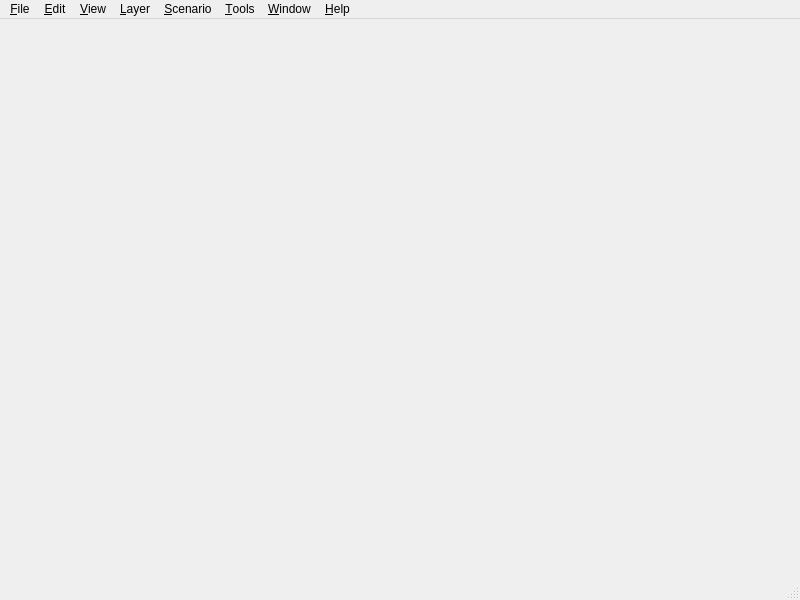
Before: the Qt Designer form ChkForge/mainwindow.ui in heinermann/ChkForge, drawn with Qt 5.
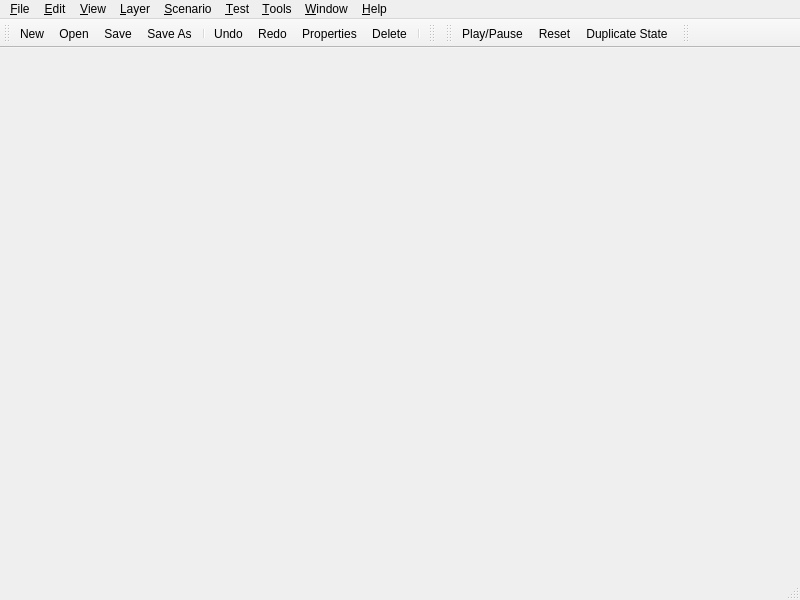
After: the same form once the commit is applied. Icons and pictures are not drawn.

Commit message: Fixed minimap dialog, added more layouts and toolbar

```diff
--- a/ChkForge/mainwindow.ui
+++ b/ChkForge/mainwindow.ui
@@ -13,6 +13,24 @@
   <property name="windowTitle">
    <string>MainWindow</string>
   </property>
+  <property name="styleSheet">
+   <string notr="true">QSplitter::handle:horizontal {
+    width: 3px;
+}
+
+QSplitter::handle:vertical {
+    height: 3px;
+}
+
+QSplitter::handle {
+    background-color: palette(window);
+}
+
+#centralwidget {
+    background-color: palette(window);
+}
+</string>
+  </property>
   <property name="dockOptions">
    <set>QMainWindow::AllowTabbedDocks</set>
   </property>
@@ -148,16 +166,83 @@
     </property>
     <addaction name="action_About"/>
    </widget>
+   <widget class="QMenu" name="menu_Debug">
+    <property name="title">
+     <string>&amp;Test</string>
+    </property>
+    <addaction name="action_Play"/>
+    <addaction name="action_Reset"/>
+    <addaction name="separator"/>
+    <addaction name="action_Duplicate_State"/>
+   </widget>
    <addaction name="menu_File"/>
    <addaction name="menu_Edit"/>
    <addaction name="menu_View"/>
    <addaction name="menu_Layer"/>
    <addaction name="menu_Scenario"/>
+   <addaction name="menu_Debug"/>
    <addaction name="menu_Tools"/>
    <addaction name="menu_Window"/>
    <addaction name="menu_Help"/>
   </widget>
   <widget class="QStatusBar" name="statusbar"/>
+  <widget class="QToolBar" name="file_toolbar">
+   <property name="windowTitle">
+    <string>toolBar</string>
+   </property>
+   <attribute name="toolBarArea">
+    <enum>TopToolBarArea</enum>
+   </attribute>
+   <attribute name="toolBarBreak">
+    <bool>false</bool>
+   </attribute>
+   <addaction name="action_New"/>
+   <addaction name="action_Open"/>
+   <addaction name="action_Save"/>
+   <addaction name="actionSave_As"/>
+   <addaction name="separator"/>
+   <addaction name="action_Undo"/>
+   <addaction name="action_Redo"/>
+   <addaction name="action_Properties"/>
+   <addaction name="action_Delete"/>
+   <addaction name="separator"/>
+  </widget>
+  <widget class="QToolBar" name="layer_toolbar">
+   <property name="windowTitle">
+    <string>toolBar_2</string>
+   </property>
+   <attribute name="toolBarArea">
+    <enum>TopToolBarArea</enum>
+   </attribute>
+   <attribute name="toolBarBreak">
+    <bool>false</bool>
+   </attribute>
+  </widget>
+  <widget class="QToolBar" name="test_toolbar">
+   <property name="windowTitle">
+    <string>toolBar</string>
+   </property>
+   <attribute name="toolBarArea">
+    <enum>TopToolBarArea</enum>
+   </attribute>
+   <attribute name="toolBarBreak">
+    <bool>false</bool>
+   </attribute>
+   <addaction name="action_Play"/>
+   <addaction name="action_Reset"/>
+   <addaction name="action_Duplicate_State"/>
+  </widget>
+  <widget class="QToolBar" name="zoom_toolbar">
+   <property name="windowTitle">
+    <string>toolBar</string>
+   </property>
+   <attribute name="toolBarArea">
+    <enum>TopToolBarArea</enum>
+   </attribute>
+   <attribute name="toolBarBreak">
+    <bool>false</bool>
+   </attribute>
+  </widget>
   <action name="action_New">
    <property name="icon">
     <iconset resource="Icons.qrc">
@@ -613,6 +698,30 @@
     <string>&amp;About</string>
    </property>
   </action>
+  <action name="action_Play">
+   <property name="text">
+    <string>&amp;Play/Pause</string>
+   </property>
+   <property name="shortcut">
+    <string>F5</string>
+   </property>
+  </action>
+  <action name="action_Reset">
+   <property name="text">
+    <string>&amp;Reset</string>
+   </property>
+   <property name="shortcut">
+    <string>Shift+F5</string>
+   </property>
+  </action>
+  <action name="action_Duplicate_State">
+   <property name="text">
+    <string>Duplicate State</string>
+   </property>
+   <property name="toolTip">
+    <string>Copy the current state to a new map</string>
+   </property>
+  </action>
  </widget>
  <resources>
   <include location="Icons.qrc"/>
```
Left out of the diff: 4 changed lines with no effect on the pictures. The commit also changes 15 other files.
